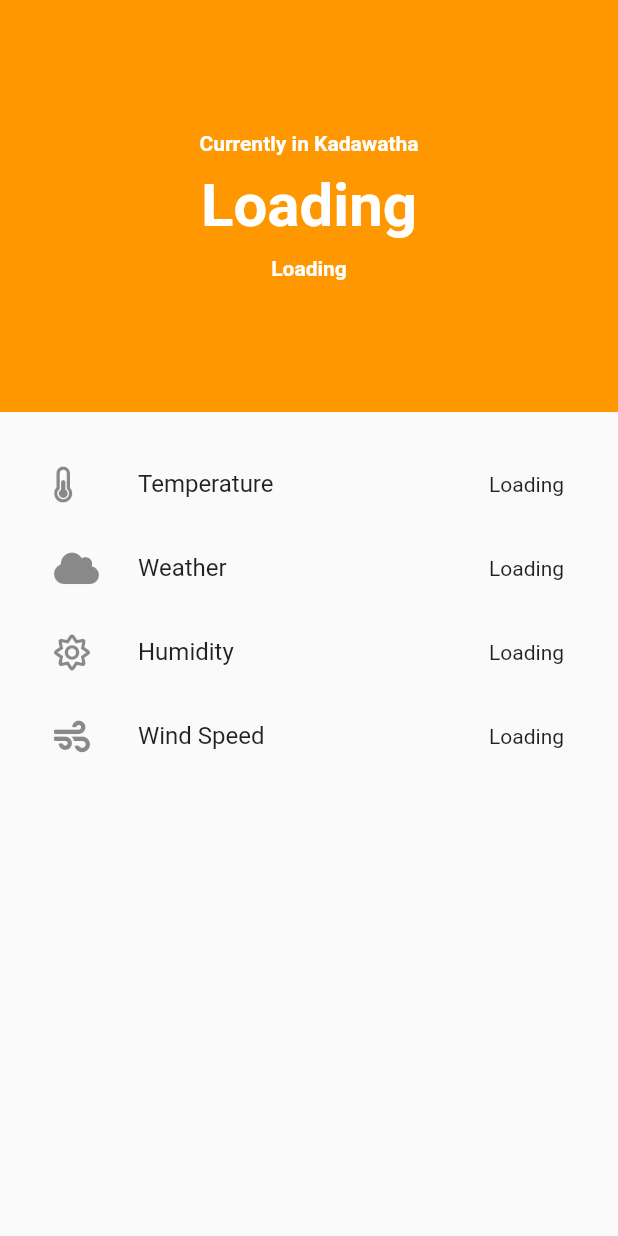
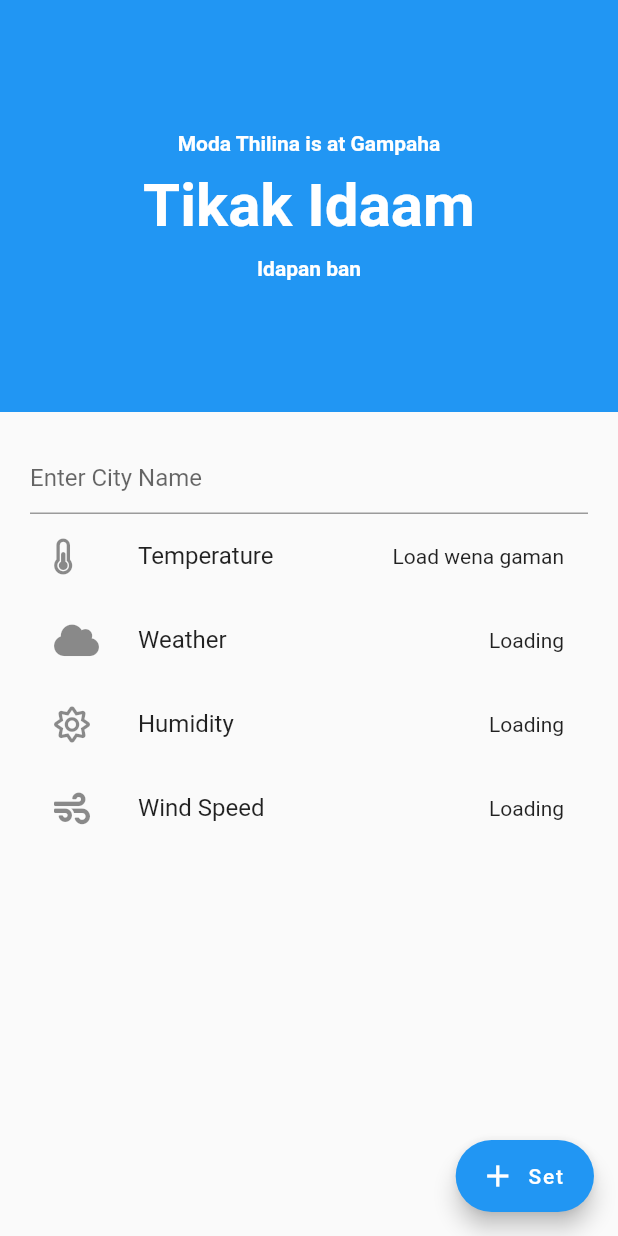
Before and after one commit to Thilina-Pathirage/WeatherAppFlutter, a Flutter app: the screen it shows after launch, on a phone screen of 412 x 824 dp. Run offline on Flutter 3.47's test engine with Material 2 defaults, Android fonts, the phone set to English and light mode, and no system bars; our stand-ins replace font_awesome_flutter; network calls fail.

Commit message:
updateV04

```diff
--- a/lib/main.dart
+++ b/lib/main.dart
@@ -25,7 +25,9 @@ class _HomeState extends State<Home> {
   var currently;
   var humidity;
   var windSpeed;
-  var city = 'Kadawatha';
+  var city ="Gampaha";
+
+  final cityCon =  new TextEditingController();
 
   Future getWeather () async {
     http.Response response = await http.get("https://api.openweathermap.org/data/2.5/weather?q=" + city + "&units=imperial&appid=6dcb204ca822c16b039d49130d6deced");
@@ -36,7 +38,6 @@ class _HomeState extends State<Home> {
       this.currently = results['weather'][0]['main'];
       this.humidity = results['main']['humidity'];
       this.windSpeed = results['wind']['speed'];
-
     });
   }
 
@@ -49,13 +50,23 @@ class _HomeState extends State<Home> {
   @override
   Widget build(BuildContext context) {
     return Scaffold(
+      floatingActionButton: FloatingActionButton.extended(
+        onPressed: () {
+          setState(() {
+            city = cityCon.text;
+          });
+        },
+        label: Text('Set'),
+        icon: Icon(Icons.add),
+        backgroundColor: Colors.blue,
+      ),
       body: Column(
         children: <Widget>[
 
           Container(
             height: MediaQuery.of(context).size.height / 3,
             width: MediaQuery.of(context).size.width,
-            color: Colors.orange,
+            color: Colors.blue,
 
             child: Column(
               mainAxisAlignment: MainAxisAlignment.center,
@@ -64,7 +75,7 @@ class _HomeState extends State<Home> {
                 Padding(
                   padding: EdgeInsets.only(bottom: 10.0),
                   child: Text(
-                      'Currently in ' + city,
+                      'Moda Thilina is at ' + city,
                     style: TextStyle(
                       color: Colors.white,
                       fontSize: 14.0,
@@ -73,7 +84,7 @@ class _HomeState extends State<Home> {
                   ),
                 ),
                 Text(
-                  temp != null ? temp.toString() + '\u00B0' : 'Loading',
+                  temp != null ? temp.toString() + '\u00B0' : 'Tikak Idaam',
                   style: TextStyle(
                     color: Colors.white,
                     fontSize: 40.0,
@@ -83,7 +94,7 @@ class _HomeState extends State<Home> {
                 Padding(
                   padding: EdgeInsets.only(top: 10.0),
                   child: Text(
-                    currently != null ? currently.toString() : 'Loading',
+                    currently != null ? currently.toString() : 'Idapan ban',
                     style: TextStyle(
                         color: Colors.white,
                         fontSize: 14.0,
@@ -99,10 +110,16 @@ class _HomeState extends State<Home> {
               padding: EdgeInsets.all(20.0),
               child: ListView(
                 children: <Widget>[
+                  TextField(
+                    controller: cityCon,
+                    decoration: InputDecoration(
+                      hintText: "Enter City Name",
+                    ),
+                  ),
                   ListTile(
                     leading: FaIcon(FontAwesomeIcons.thermometerHalf),
                     title: Text("Temperature"),
-                    trailing: Text(temp != null ? temp.toString() + '\u00B0' : 'Loading'),
+                    trailing: Text(temp != null ? temp.toString() + '\u00B0' : 'Load wena gaman'),
                   ),
                   ListTile(
                     leading: FaIcon(FontAwesomeIcons.cloud),
@@ -125,6 +142,8 @@ class _HomeState extends State<Home> {
           ),
         ],
       ),
+
     );
   }
+
 }
```
Also changed, not shown: 2 other files.
